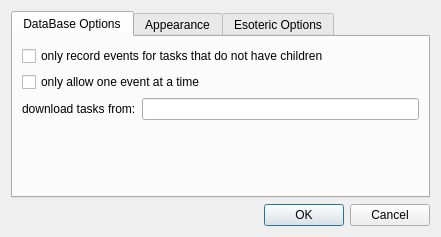
Before: the Qt Designer form Charm/CharmPreferences.ui in KDAB/Charm, drawn with Qt 5.
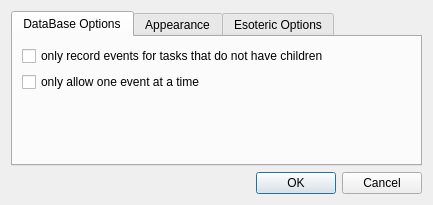
After: the same form once the commit is applied. The open tabs and pages were chosen to show the change.

Commit message: remove non-functional parts from preferences dialog

The edit to the form file:
```diff
--- a/Charm/CharmPreferences.ui
+++ b/Charm/CharmPreferences.ui
@@ -5,8 +5,8 @@
    <rect>
     <x>0</x>
     <y>0</y>
-    <width>441</width>
-    <height>237</height>
+    <width>433</width>
+    <height>205</height>
    </rect>
   </property>
   <property name="windowTitle" >
@@ -38,18 +38,7 @@
         </widget>
        </item>
        <item>
-        <layout class="QHBoxLayout" name="horizontalLayout" >
-         <item>
-          <widget class="QLabel" name="label_3" >
-           <property name="text" >
-            <string>download tasks from:</string>
-           </property>
-          </widget>
-         </item>
-         <item>
-          <widget class="QLineEdit" name="lineEdit" />
-         </item>
-        </layout>
+        <layout class="QHBoxLayout" name="horizontalLayout" />
        </item>
        <item>
         <spacer>
```
Left out of the diff: 2 changed lines with no effect on the pictures.
